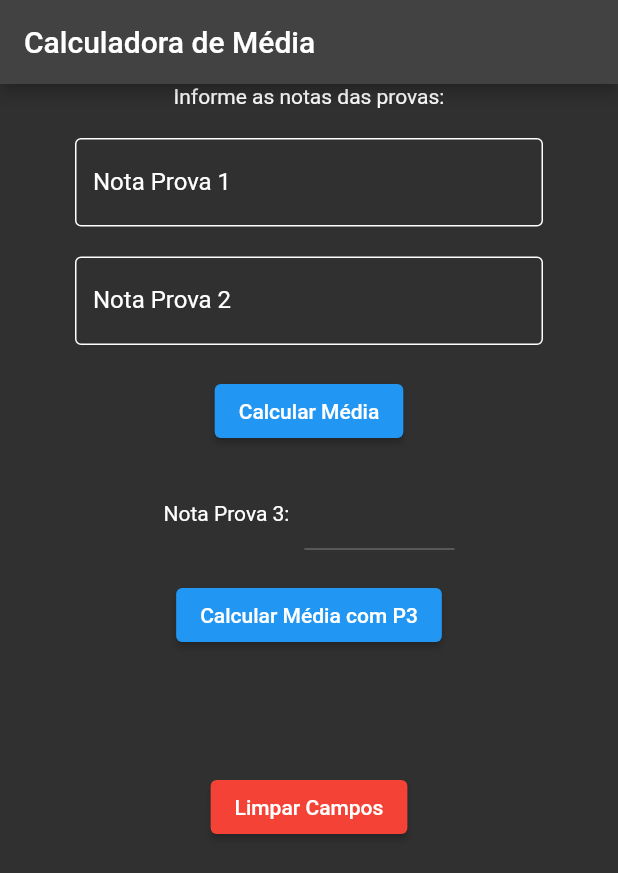
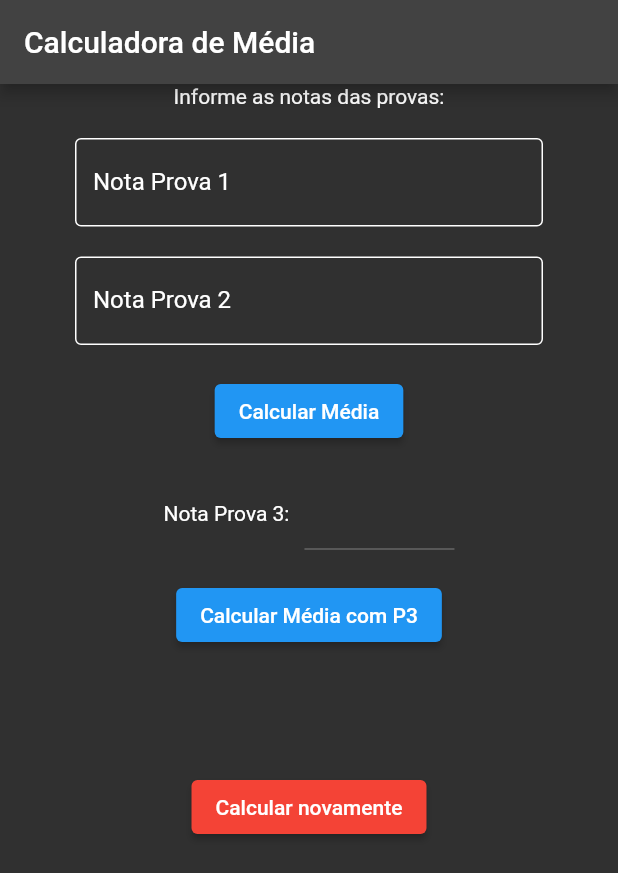
Before and after one commit to gregor-21/calculadora_media, a Flutter app: the screen it shows after launch, on a phone screen of 412 x 824 dp. Shown: the top 873 px of the screen. Run offline on Flutter 3.47's test engine with Material 2 defaults, Android fonts, the phone set to English and light mode, and no system bars.

```diff
--- a/score_calculation/lib/calculator.dart
+++ b/score_calculation/lib/calculator.dart
@@ -172,7 +172,7 @@ class _MediaCalculatorPageState extends State<MediaCalculatorPage> {
                 style: ElevatedButton.styleFrom(
                   primary: Colors.red, // Definindo a cor vermelha para o botão
                 ),
-                child: Text('Limpar Campos'),
+                child: Text('Calcular novamente'),
               ),
             ],
           ),
```
Also changed, not shown: 14 other files.
